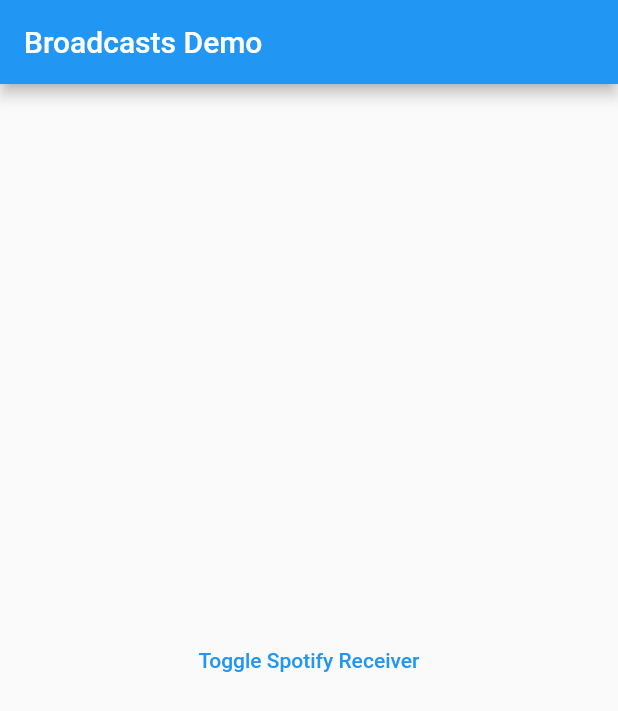
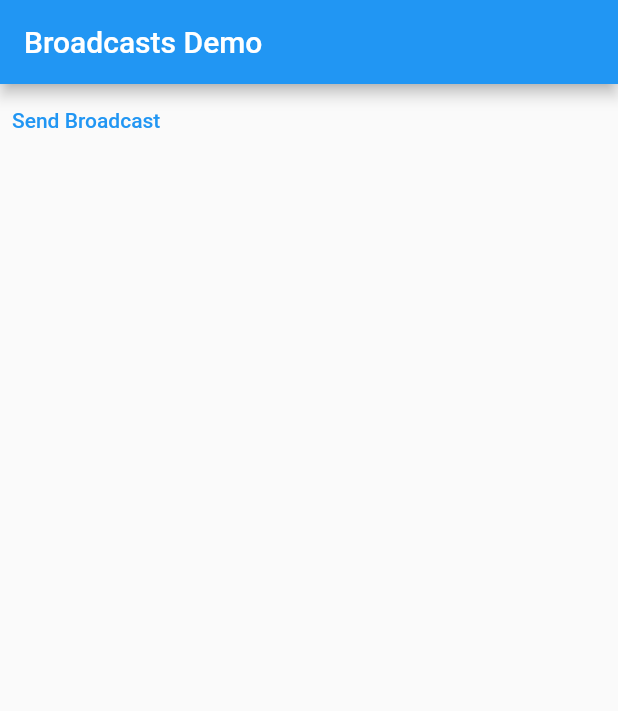
Before and after one commit to kevlatus/flutter_broadcasts, a Flutter app: the screen it shows after launch, on a phone screen of 412 x 824 dp. Shown: the top 711 px of the screen. Run offline on Flutter 3.47's test engine with Material 2 defaults, Android fonts, the phone set to English and light mode, and no system bars.

```diff
--- a/example/lib/main.dart
+++ b/example/lib/main.dart
@@ -1,7 +1,4 @@
 import 'package:flutter/material.dart';
-import 'dart:async';
-
-import 'package:flutter/services.dart';
 import 'package:flutter_broadcasts/flutter_broadcasts.dart';
 
 void main() async {
@@ -17,13 +14,21 @@ class MyApp extends StatefulWidget {
 class _MyAppState extends State<MyApp> {
   BroadcastReceiver receiver = BroadcastReceiver(
     names: <String>[
-      "com.spotify.music.playbackstatechanged",
+      "de.kevlatus.flutter_broadcasts_example.demo_action",
     ],
   );
 
   @override
   void initState() {
     super.initState();
+    receiver.start();
+    receiver.messages.listen(print);
+  }
+
+  @override
+  void dispose() {
+    receiver.stop();
+    super.dispose();
   }
 
   @override
@@ -33,20 +38,14 @@ class _MyAppState extends State<MyApp> {
         appBar: AppBar(
           title: const Text('Broadcasts Demo'),
         ),
-        body: Center(
-          child: Column(
-            mainAxisSize: MainAxisSize.min,
-            mainAxisAlignment: MainAxisAlignment.center,
+        body: Column(
           children: [
             TextButton(
-                child: Text('Toggle Spotify Receiver'),
+              child: Text('Send Broadcast'),
               onPressed: () {
-                  if (receiver.isStarted) {
-                    receiver.stop();
-                  } else {
-                    receiver.start();
-                  }
-                  setState(() {});
+                BroadcastMessage(
+                  name: "de.kevlatus.flutter_broadcasts_example.demo_action",
+                ).send();
               },
             ),
             StreamBuilder<BroadcastMessage>(
@@ -56,8 +55,7 @@ class _MyAppState extends State<MyApp> {
                 print(snapshot.data);
                 switch (snapshot.connectionState) {
                   case ConnectionState.active:
-                      return Text(
-                          'Now playing: ${snapshot.data.data['track']}');
+                    return Text(snapshot.data.name);
 
                   case ConnectionState.none:
                   case ConnectionState.done:
@@ -70,7 +68,6 @@ class _MyAppState extends State<MyApp> {
           ],
         ),
       ),
-      ),
     );
   }
 }
--- a/pubspec.yaml
+++ b/pubspec.yaml
@@ -2,7 +2,7 @@ name: flutter_broadcasts
 description: A plugin for sending and receiving broadcasts with Android intents and iOS notifications.
 version: 0.0.1
 author: Kevin Latusinski <me@kevlatus.de>
-homepage: https://www.kevlatus.de
+repository: https://github.com/kevlatus/flutter_broadcasts
 
 environment:
   sdk: ">=2.7.0 <3.0.0"
```
Also changed, not shown: 2 other files. Lines whose indentation alone changed are shown as unchanged.
